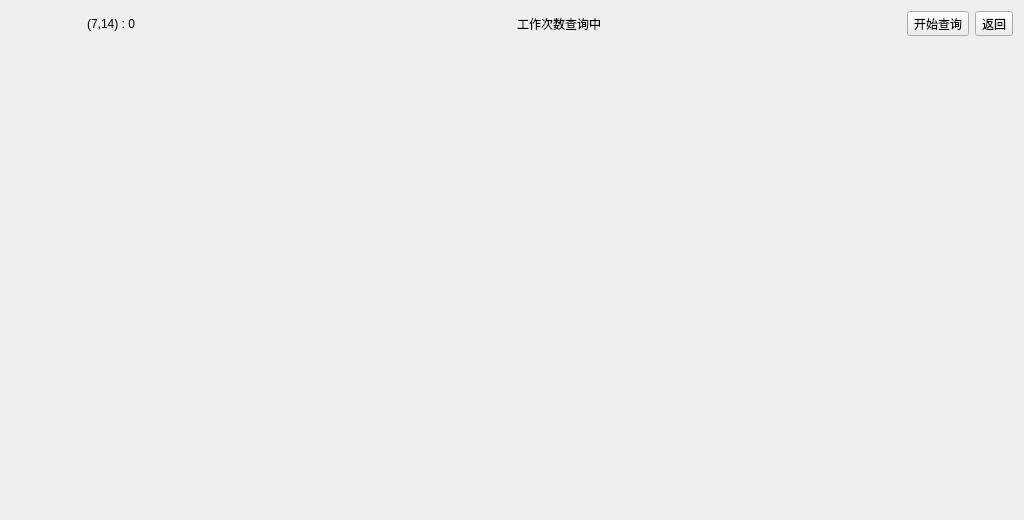
The window that forms/formcntcheck.ui (zhoutl1106/pjt2) describes before a commit, drawn with Qt 5.
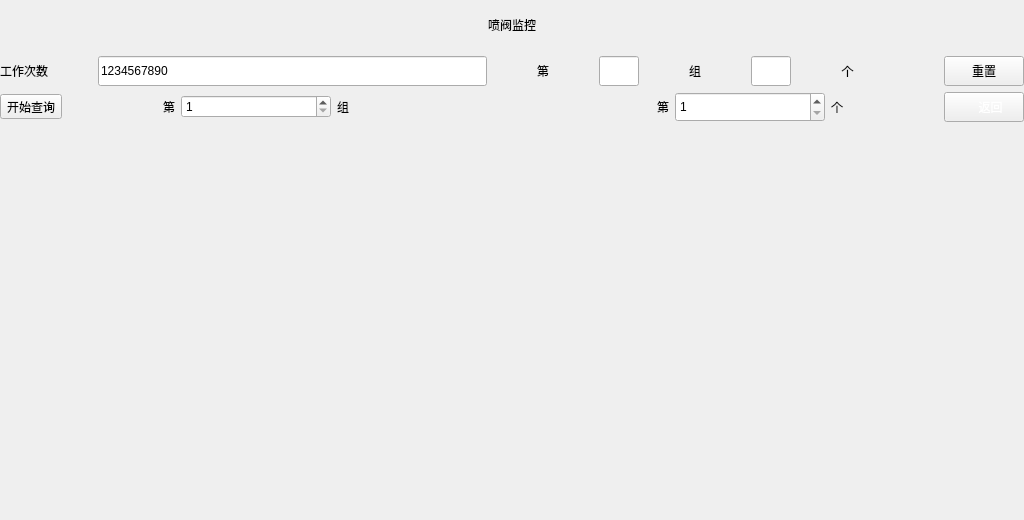
The same window after the commit. Icons and pictures are not drawn.

The edit to the form file:
```diff
--- a/forms/formcntcheck.ui
+++ b/forms/formcntcheck.ui
@@ -19,35 +19,44 @@
   <property name="styleSheet">
    <string notr="true">border-image: url(:/image/lowerBkg.png);</string>
   </property>
-  <layout class="QVBoxLayout" name="verticalLayout">
+  <layout class="QVBoxLayout" name="verticalLayout_2">
+   <property name="leftMargin">
+    <number>0</number>
+   </property>
+   <property name="topMargin">
+    <number>0</number>
+   </property>
+   <property name="rightMargin">
+    <number>0</number>
+   </property>
+   <property name="bottomMargin">
+    <number>0</number>
+   </property>
    <item>
-    <layout class="QHBoxLayout" name="horizontalLayout">
-     <item>
-      <widget class="QLabel" name="labelPos">
-       <property name="sizePolicy">
-        <sizepolicy hsizetype="Fixed" vsizetype="Preferred">
-         <horstretch>0</horstretch>
-         <verstretch>0</verstretch>
-        </sizepolicy>
-       </property>
-       <property name="minimumSize">
-        <size>
-         <width>200</width>
-         <height>0</height>
-        </size>
-       </property>
-       <property name="text">
-        <string>(7,14) : 0</string>
-       </property>
-       <property name="alignment">
-        <set>Qt::AlignCenter</set>
-       </property>
-      </widget>
-     </item>
+    <widget class="QLabel" name="label_3">
+     <property name="minimumSize">
+      <size>
+       <width>0</width>
+       <height>50</height>
+      </size>
+     </property>
+     <property name="text">
+      <string>喷阀监控</string>
+     </property>
+     <property name="alignment">
+      <set>Qt::AlignCenter</set>
+     </property>
+    </widget>
+   </item>
+   <item>
+    <layout class="QHBoxLayout" name="horizontalLayout_3">
+     <property name="spacing">
+      <number>50</number>
+     </property>
      <item>
       <widget class="QLabel" name="label">
        <property name="text">
-        <string>工作次数查询中</string>
+        <string>工作次数</string>
        </property>
        <property name="alignment">
         <set>Qt::AlignCenter</set>
@@ -55,38 +64,271 @@
       </widget>
      </item>
      <item>
-      <widget class="QToolButton" name="toolButton_2">
+      <widget class="QLineEdit" name="lineEditCnt">
+       <property name="sizePolicy">
+        <sizepolicy hsizetype="Expanding" vsizetype="Preferred">
+         <horstretch>0</horstretch>
+         <verstretch>0</verstretch>
+        </sizepolicy>
+       </property>
+       <property name="styleSheet">
+        <string notr="true">
+</string>
+       </property>
        <property name="text">
-        <string>开始查询</string>
+        <string>1234567890</string>
        </property>
+       <property name="frame">
+        <bool>true</bool>
+       </property>
+       <property name="readOnly">
+        <bool>true</bool>
+       </property>
+       <property name="clearButtonEnabled">
+        <bool>false</bool>
+       </property>
       </widget>
      </item>
      <item>
-      <widget class="QToolButton" name="toolButton">
+      <widget class="QLabel" name="label_4">
        <property name="text">
-        <string>返回</string>
+        <string>第</string>
        </property>
+       <property name="alignment">
+        <set>Qt::AlignCenter</set>
+       </property>
       </widget>
      </item>
-    </layout>
-   </item>
-   <item>
-    <layout class="QHBoxLayout" name="horizontalLayout_2">
      <item>
-      <spacer name="verticalSpacer">
+      <widget class="QLineEdit" name="lineEditGroup">
+       <property name="sizePolicy">
+        <sizepolicy hsizetype="Fixed" vsizetype="Preferred">
+         <horstretch>0</horstretch>
+         <verstretch>0</verstretch>
+        </sizepolicy>
+       </property>
+       <property name="minimumSize">
+        <size>
+         <width>40</width>
+         <height>0</height>
+        </size>
+       </property>
+       <property name="maximumSize">
+        <size>
+         <width>40</width>
+         <height>16777215</height>
+        </size>
+       </property>
+       <property name="readOnly">
+        <bool>true</bool>
+       </property>
+      </widget>
+     </item>
+     <item>
+      <widget class="QLabel" name="label_5">
+       <property name="text">
+        <string>组</string>
+       </property>
+       <property name="alignment">
+        <set>Qt::AlignCenter</set>
+       </property>
+      </widget>
+     </item>
+     <item>
+      <widget class="QLineEdit" name="lineEditNum">
+       <property name="sizePolicy">
+        <sizepolicy hsizetype="Preferred" vsizetype="Preferred">
+         <horstretch>0</horstretch>
+         <verstretch>0</verstretch>
+        </sizepolicy>
+       </property>
+       <property name="maximumSize">
+        <size>
+         <width>40</width>
+         <height>16777215</height>
+        </size>
+       </property>
+       <property name="readOnly">
+        <bool>true</bool>
+       </property>
+      </widget>
+     </item>
+     <item>
+      <widget class="QLabel" name="label_6">
+       <property name="text">
+        <string>个</string>
+       </property>
+       <property name="alignment">
+        <set>Qt::AlignCenter</set>
+       </property>
+      </widget>
+     </item>
+     <item>
+      <spacer name="horizontalSpacer">
        <property name="orientation">
-        <enum>Qt::Vertical</enum>
+        <enum>Qt::Horizontal</enum>
+       </property>
+       <property name="sizeType">
+        <enum>QSizePolicy::Preferred</enum>
        </property>
        <property name="sizeHint" stdset="0">
         <size>
-         <width>20</width>
-         <height>40</height>
+         <width>40</width>
+         <height>20</height>
         </size>
        </property>
       </spacer>
      </item>
+     <item>
+      <widget class="QToolButton" name="toolButton_reset">
+       <property name="sizePolicy">
+        <sizepolicy hsizetype="Preferred" vsizetype="Preferred">
+         <horstretch>0</horstretch>
+         <verstretch>0</verstretch>
+        </sizepolicy>
+       </property>
+       <property name="minimumSize">
+        <size>
+         <width>80</width>
+         <height>30</height>
+        </size>
+       </property>
+       <property name="text">
+        <string>重置</string>
+       </property>
+      </widget>
+     </item>
     </layout>
    </item>
+   <item>
+    <layout class="QHBoxLayout" name="horizontalLayout">
+     <item>
+      <widget class="QToolButton" name="toolButton_query">
+       <property name="text">
+        <string>开始查询</string>
+       </property>
+      </widget>
+     </item>
+     <item>
+      <widget class="QLabel" name="label_7">
+       <property name="text">
+        <string>第</string>
+       </property>
+       <property name="alignment">
+        <set>Qt::AlignRight|Qt::AlignTrailing|Qt::AlignVCenter</set>
+       </property>
+      </widget>
+     </item>
+     <item>
+      <widget class="QSpinBox" name="spinBoxGroup">
+       <property name="sizePolicy">
+        <sizepolicy hsizetype="Minimum" vsizetype="Maximum">
+         <horstretch>0</horstretch>
+         <verstretch>0</verstretch>
+        </sizepolicy>
+       </property>
+       <property name="minimumSize">
+        <size>
+         <width>150</width>
+         <height>0</height>
+        </size>
+       </property>
+       <property name="minimum">
+        <number>1</number>
+       </property>
+      </widget>
+     </item>
+     <item>
+      <widget class="QLabel" name="label_8">
+       <property name="text">
+        <string>组</string>
+       </property>
+       <property name="alignment">
+        <set>Qt::AlignLeading|Qt::AlignLeft|Qt::AlignVCenter</set>
+       </property>
+      </widget>
+     </item>
+     <item>
+      <widget class="QWidget" name="widget" native="true"/>
+     </item>
+     <item>
+      <widget class="QLabel" name="label_9">
+       <property name="text">
+        <string>第</string>
+       </property>
+       <property name="alignment">
+        <set>Qt::AlignRight|Qt::AlignTrailing|Qt::AlignVCenter</set>
+       </property>
+      </widget>
+     </item>
+     <item>
+      <widget class="QSpinBox" name="spinBoxNum">
+       <property name="sizePolicy">
+        <sizepolicy hsizetype="Minimum" vsizetype="Preferred">
+         <horstretch>0</horstretch>
+         <verstretch>0</verstretch>
+        </sizepolicy>
+       </property>
+       <property name="minimumSize">
+        <size>
+         <width>150</width>
+         <height>0</height>
+        </size>
+       </property>
+       <property name="minimum">
+        <number>1</number>
+       </property>
+      </widget>
+     </item>
+     <item>
+      <widget class="QLabel" name="label_10">
+       <property name="text">
+        <string>个</string>
+       </property>
+       <property name="alignment">
+        <set>Qt::AlignLeading|Qt::AlignLeft|Qt::AlignVCenter</set>
+       </property>
+      </widget>
+     </item>
+     <item>
+      <widget class="QToolButton" name="toolButton">
+       <property name="sizePolicy">
+        <sizepolicy hsizetype="Maximum" vsizetype="Preferred">
+         <horstretch>0</horstretch>
+         <verstretch>0</verstretch>
+        </sizepolicy>
+       </property>
+       <property name="minimumSize">
+        <size>
+         <width>80</width>
+         <height>30</height>
+        </size>
+       </property>
+       <property name="styleSheet">
+        <string notr="true">border-image: url(:/image/back.png);
+font: 20pt &quot;Microsoft YaHei&quot;;
+color: rgb(255, 255, 255);</string>
+       </property>
+       <property name="text">
+        <string>    返回</string>
+       </property>
+      </widget>
+     </item>
+    </layout>
+   </item>
+   <item>
+    <spacer name="verticalSpacer">
+     <property name="orientation">
+      <enum>Qt::Vertical</enum>
+     </property>
+     <property name="sizeHint" stdset="0">
+      <size>
+       <width>20</width>
+       <height>40</height>
+      </size>
+     </property>
+    </spacer>
+   </item>
   </layout>
  </widget>
  <resources/>
```
Left out of the diff: 2 changed lines with no effect on the pictures.
